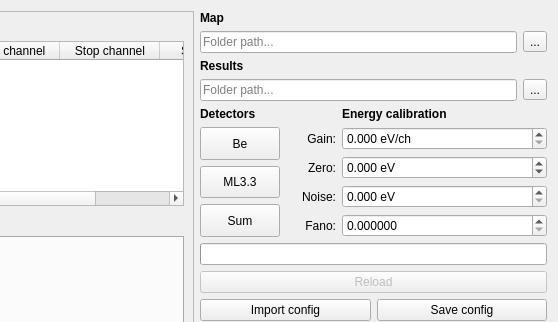
Old version of the form single.ui in the repository pfilipl/PolyX-XRF-Data-Analyser; both pictures show x 518 to 1076 and y 0 to 322 of the 1076 by 712 pixel window.
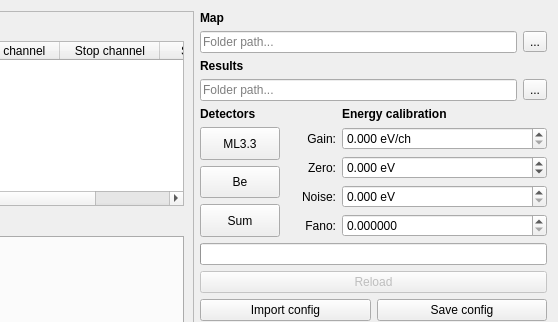
New version of the form. Custom widgets are drawn as their Qt base class.

Commit message: Detectors naming correction Be->1, ML3 -> 0

Patch:
```diff
--- a/single.ui
+++ b/single.ui
@@ -1047,7 +1047,7 @@
      <item row="5" column="0" rowspan="4">
       <layout class="QVBoxLayout" name="verticalLayout_2">
        <item>
-        <widget class="QPushButton" name="pushButton_DetectorsBe">
+        <widget class="QPushButton" name="pushButton_DetectorsML">
          <property name="sizePolicy">
           <sizepolicy hsizetype="Maximum" vsizetype="Preferred">
            <horstretch>0</horstretch>
@@ -1058,7 +1058,7 @@
           <bool>true</bool>
          </property>
          <property name="text">
-          <string>Be</string>
+          <string>ML3.3</string>
          </property>
          <property name="checkable">
           <bool>true</bool>
@@ -1069,7 +1069,7 @@
         </widget>
        </item>
        <item>
-        <widget class="QPushButton" name="pushButton_DetectorsML">
+        <widget class="QPushButton" name="pushButton_DetectorsBe">
          <property name="sizePolicy">
           <sizepolicy hsizetype="Maximum" vsizetype="Preferred">
            <horstretch>0</horstretch>
@@ -1080,7 +1080,7 @@
           <bool>true</bool>
          </property>
          <property name="text">
-          <string>ML3.3</string>
+          <string>Be</string>
          </property>
          <property name="checkable">
           <bool>true</bool>
```
The commit also changes 4 other files.
